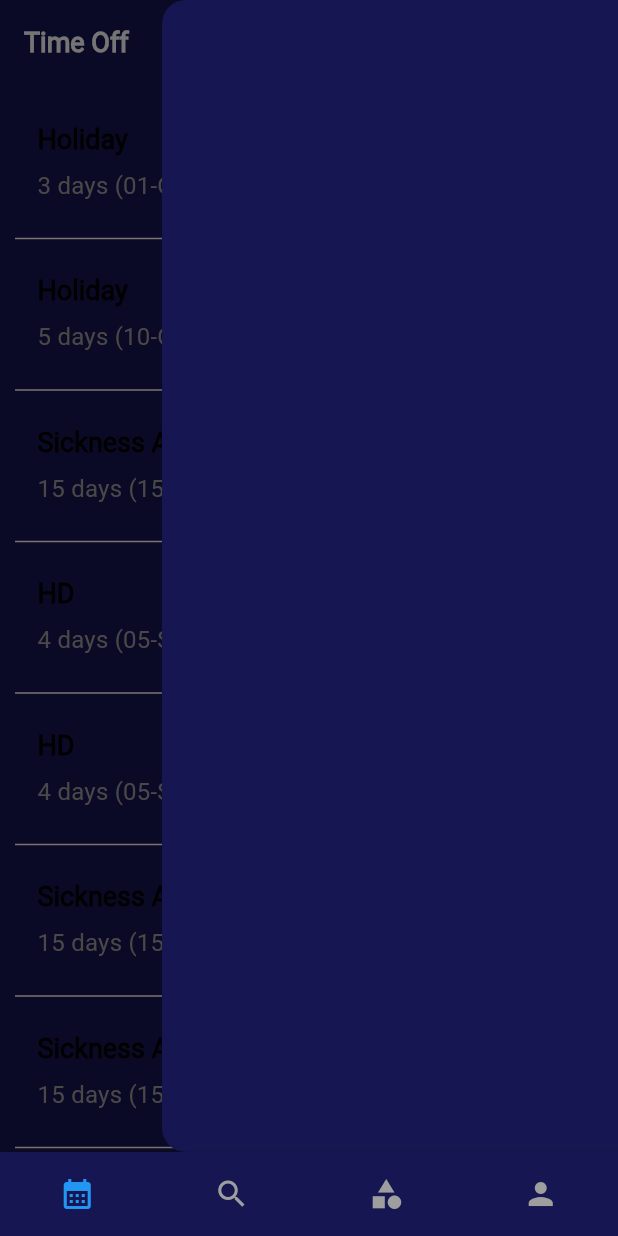
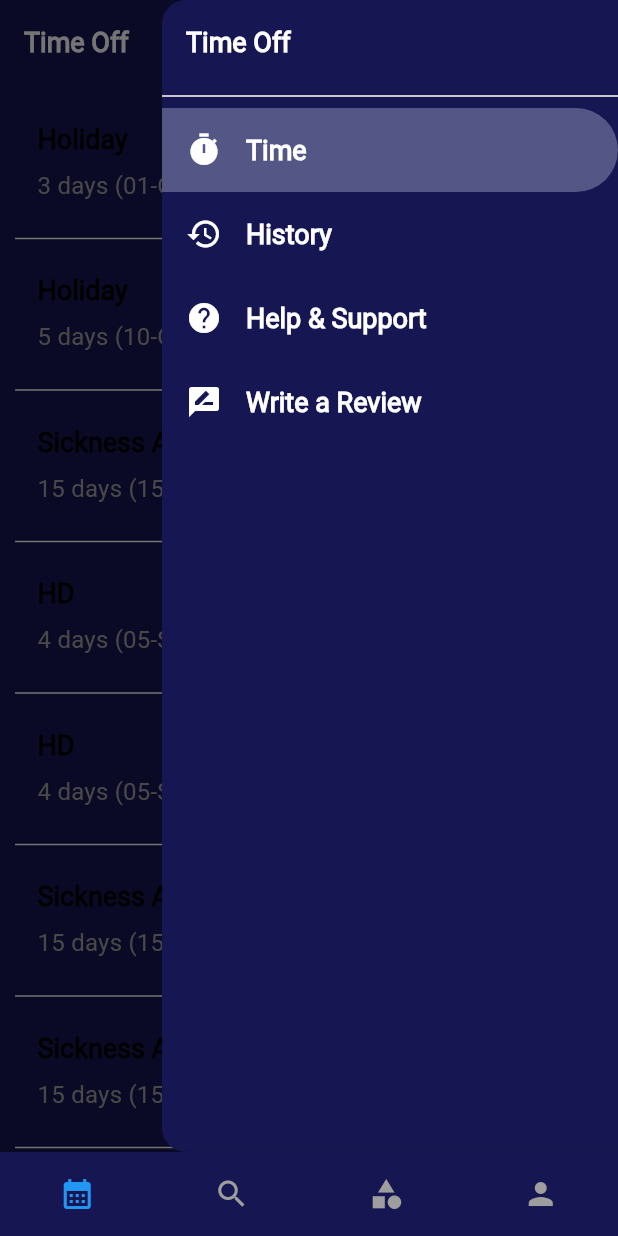
Before and after one commit to HarshsSharma/jionee, a Flutter app: the screen it shows after launch, with the side drawer open, on a phone screen of 412 x 824 dp. Run offline on Flutter 3.47's test engine with Material 2 defaults, Android fonts, the phone set to English and light mode, and no system bars; our stand-ins replace get_it, shared_preferences.

Commit message:
added app drawer

```diff
--- a/lib/presentation/modules/bottom_nav_layout/time_off/views/time_off_view.dart
+++ b/lib/presentation/modules/bottom_nav_layout/time_off/views/time_off_view.dart
@@ -2,6 +2,7 @@ import 'package:flutter/material.dart';
 import 'package:provider/provider.dart';
 
 import '../../../../router/tab_navigator.dart';
+import '../../../../widget/app_drawer.dart';
 import '../../../../widget/infinty_list_view.dart';
 import '../../../../widget/time_off_item_builder.dart';
 import '../models/time_off_model.dart';
@@ -15,7 +16,7 @@ class TimeOff extends StatelessWidget {
       appBar: AppBar(
         title: const Text('Time Off'),
       ),
-      endDrawer: const Drawer(),
+      endDrawer: const AppDrawer(),
       body: Consumer<TimeOffViewModel>(
         builder: (_, provider, __) {
           return InfinityListViewWidget<TimeOffModel>(
--- /dev/null
+++ b/lib/presentation/widget/app_drawer.dart
@@ -0,0 +1,121 @@
+import 'package:flutter/material.dart';
+
+import '../router/tab_navigator.dart';
+
+class AppDrawer extends StatefulWidget {
+  const AppDrawer({super.key});
+
+  @override
+  State<AppDrawer> createState() => _AppDrawerState();
+}
+
+int selectedTap = 0;
+
+class _AppDrawerState extends State<AppDrawer> {
+  @override
+  Widget build(BuildContext context) {
+    return Drawer(
+      child: ListView(
+        children: [
+          ListTile(
+            title: Text(
+              'Time Off',
+              style: Theme.of(context)
+                  .textTheme
+                  .titleLarge!
+                  .copyWith(color: Colors.white),
+            ),
+          ),
+          const Divider(),
+          DrawerItem(
+            icon: Icons.timer,
+            text: 'Time',
+            isSelected: selectedTap == 0,
+            onTap: () {
+              Navigator.pushReplacementNamed(context, TabNavigatorRoutes.root);
+              setState(() {
+                selectedTap = 0;
+              });
+            },
+          ),
+          DrawerItem(
+            icon: Icons.history,
+            text: 'History',
+            isSelected: selectedTap == 1,
+            onTap: () {
+              Navigator.pop(context);
+              setState(() {
+                selectedTap = 1;
+              });
+            },
+          ),
+          DrawerItem(
+            icon: Icons.help,
+            text: 'Help & Support',
+            isSelected: selectedTap == 2,
+            onTap: () {
+              Navigator.pop(context);
+              setState(() {
+                selectedTap = 2;
+              });
+            },
+          ),
+          DrawerItem(
+            icon: Icons.rate_review,
+            text: 'Write a Review',
+            isSelected: selectedTap == 3,
+            onTap: () {
+              Navigator.pop(context);
+              setState(() {
+                selectedTap = 3;
+              });
+            },
+          ),
+        ],
+      ),
+    );
+  }
+}
+
+class DrawerItem extends StatelessWidget {
+  const DrawerItem({
+    Key? key,
+    required this.icon,
+    required this.text,
+    required this.onTap,
+    required this.isSelected,
+  }) : super(key: key);
+  final IconData icon;
+  final String text;
+  final GestureTapCallback onTap;
+  final bool isSelected;
+  @override
+  Widget build(BuildContext context) {
+    return Ink(
+      decoration:  BoxDecoration(
+        borderRadius: const BorderRadius.only(
+        topRight: Radius.circular(40.0),
+        bottomRight: Radius.circular(40.0),
+      ),
+      color: isSelected
+          ? const Color(0xffE3EAFF).withOpacity(0.3)
+          : Colors.transparent,
+      ),
+      child: ListTile(
+        selected: true,
+        leading: Icon(
+          icon,
+          color: Colors.white,
+        ),
+        title: Text(
+          text,
+          style: Theme.of(context)
+              .textTheme
+              .titleLarge!
+              .copyWith(color: Colors.white),
+        ),
+        onTap: onTap,
+      ),
+    );
+  }
+}
```
Also changed, not shown: 1 other file.
